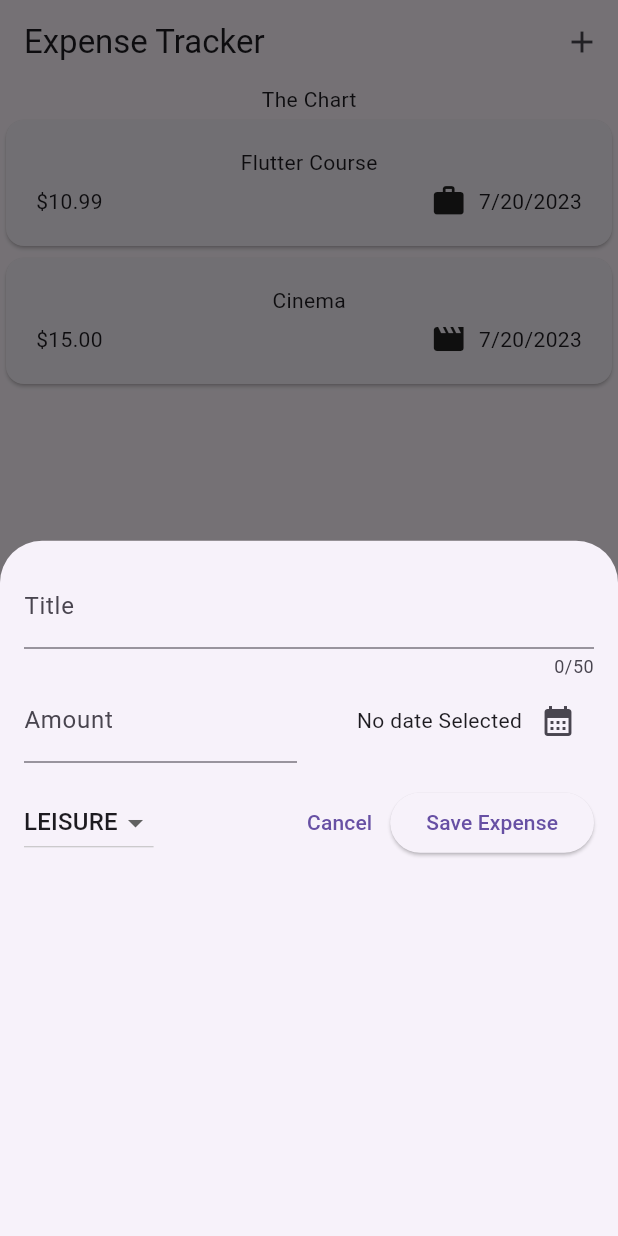
After one commit to inalzaelani/expense_tracker, a Flutter app: the screen it shows after launch, after a tap on the "add" icon, on a phone screen of 412 x 824 dp. The commit adds this screen. Run offline on Flutter 3.47's test engine with Material 2 defaults, Android fonts, the phone set to English and light mode, and no system bars.

Commit message:
[ADD] Modal to Add Expense

```diff
--- a/lib/main.dart
+++ b/lib/main.dart
@@ -3,8 +3,9 @@ import 'package:flutter/material.dart';
 
 void main(){
   runApp(
-    const MaterialApp(
-      home: Expenses() ,
+    MaterialApp(
+      theme: ThemeData(useMaterial3: true),
+      home: const Expenses() ,
     )
   );
 }
--- a/lib/widget/expenses.dart
+++ b/lib/widget/expenses.dart
@@ -1,3 +1,4 @@
+import 'package:expense_tracker/widget/new_expense.dart';
 import 'package:flutter/material.dart';
 
 import 'expenses_list/expenses_list.dart';
@@ -26,9 +27,25 @@ class _ExpensesState extends State<Expenses> {
         category: Category.leisure),
   ];
 
+  void _openAddExpenseOverlay() {
+    showModalBottomSheet(
+      context: context,
+      builder: (ctx) => const NewExpense(),
+    );
+  }
+
   @override
   Widget build(BuildContext context) {
     return Scaffold(
+      appBar: AppBar(
+        title: const Text('Expense Tracker'),
+        actions: [
+          IconButton(
+            onPressed: _openAddExpenseOverlay,
+            icon: const Icon(Icons.add),
+          ),
+        ],
+      ),
       body: Column(
         children: [
           const Text('The Chart'),
--- /dev/null
+++ b/lib/widget/new_expense.dart
@@ -0,0 +1,127 @@
+import 'package:expense_tracker/models/expense.dart';
+import 'package:flutter/material.dart';
+
+class NewExpense extends StatefulWidget {
+  const NewExpense({super.key});
+
+  @override
+  State<NewExpense> createState() {
+    return _NewExpenseState();
+  }
+}
+
+class _NewExpenseState extends State<NewExpense> {
+  final _titleController = TextEditingController();
+  final _amountController = TextEditingController();
+  DateTime? _selectedDate;
+  Category _selectedCategory = Category.leisure;
+
+  void _presentDatePicker() async {
+    final now = DateTime.now();
+    final firstDate = DateTime(now.year - 1, now.month, now.day);
+    final pickedDate = await showDatePicker(
+        context: context,
+        initialDate: now,
+        firstDate: firstDate,
+        lastDate: now);
+
+    setState(() {
+      _selectedDate = pickedDate;
+    });
+  }
+
+  @override
+  void dispose() {
+    // TODO: implement dispose
+    _titleController.dispose();
+    _amountController.dispose();
+    super.dispose();
+  }
+
+  @override
+  Widget build(BuildContext context) {
+    return Padding(
+      padding: const EdgeInsets.all(16),
+      child: Column(
+        children: [
+          TextField(
+            controller: _titleController,
+            maxLength: 50,
+            decoration: const InputDecoration(label: Text('Title')),
+          ),
+          Row(
+            children: [
+              Expanded(
+                child: TextField(
+                  controller: _amountController,
+                  keyboardType: TextInputType.number,
+                  decoration: const InputDecoration(
+                      prefixText: '\$', label: Text('Amount')),
+                ),
+              ),
+              const SizedBox(
+                width: 16,
+              ),
+              Expanded(
+                child: Row(
+                  mainAxisAlignment: MainAxisAlignment.end,
+                  crossAxisAlignment: CrossAxisAlignment.center,
+                  children: [
+                    Text(
+                      _selectedDate == null
+                          ? 'No date Selected'
+                          : formatter.format(_selectedDate!),
+                    ),
+                    IconButton(
+                      onPressed: _presentDatePicker,
+                      icon: const Icon(Icons.calendar_month_sharp),
+                    ),
+                  ],
+                ),
+              )
+            ],
+          ),
+          const SizedBox(
+            height:16 ,
+          ),
+          Row(
+            children: [
+              DropdownButton(
+                value: _selectedCategory,
+                  items: Category.values
+                      .map(
+                        (category) => DropdownMenuItem(
+                          value: category,
+                          child: Text(category.name.toUpperCase()),
+                        ),
+                      )
+                      .toList(),
+                  onChanged: (value) {
+                    if (value == null) {
+                      return;
+                    }
+                    setState(() {
+                      _selectedCategory = value;
+                    });
+                  }),
+              const Spacer(),
+              TextButton(
+                onPressed: () {
+                  Navigator.pop(context);
+                },
+                child: const Text('Cancel'),
+              ),
+              ElevatedButton(
+                onPressed: () {
+                  print(_titleController.text);
+                  print(_amountController.text);
+                },
+                child: const Text('Save Expense'),
+              ),
+            ],
+          ),
+        ],
+      ),
+    );
+  }
+}
```
